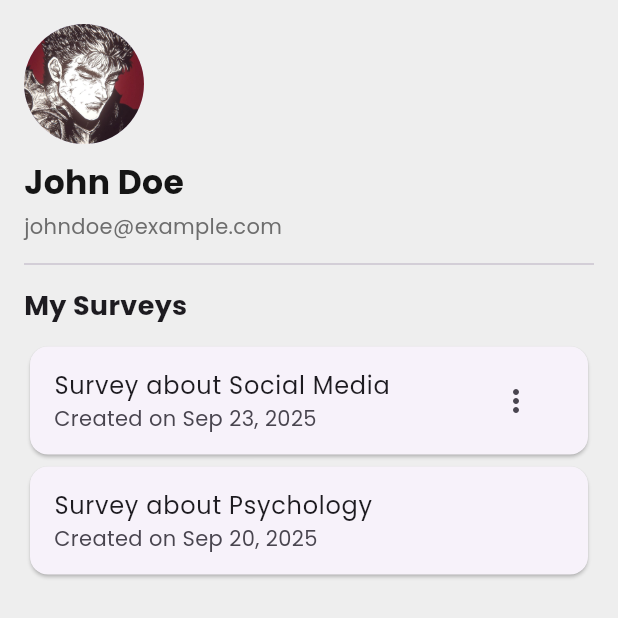
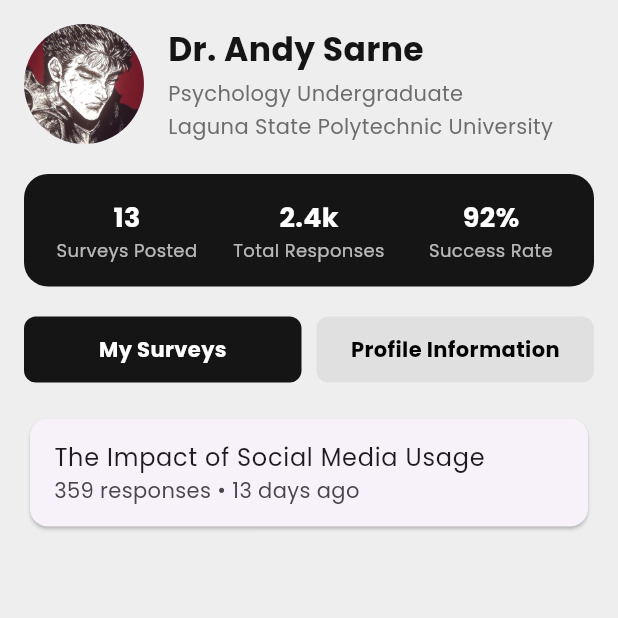
Before and after one commit to Auvryy/research-connect-app, a Flutter app: the ProfilePage screen opened directly, on a phone screen of 412 x 824 dp, the top half of it. Run offline on Flutter 3.47's test engine with Material 3 defaults, Android fonts, the phone set to English and light mode, and no system bars; our stand-ins replace flutter_svg.

Commit message:
tweaked profile page

```diff
--- a/lib/screens/profile/profile_page.dart
+++ b/lib/screens/profile/profile_page.dart
@@ -1,8 +1,15 @@
 import 'package:flutter/material.dart';
 import 'package:inquira/constants/colors.dart';
 
-class ProfilePage extends StatelessWidget {
+class ProfilePage extends StatefulWidget {
   const ProfilePage({super.key});
+
+  @override
+  State<ProfilePage> createState() => _ProfilePageState();
+}
+
+class _ProfilePageState extends State<ProfilePage> {
+  int _selectedTab = 0; // 0 = My Surveys, 1 = Profile Information
 
   @override
   Widget build(BuildContext context) {
@@ -10,51 +17,110 @@ class ProfilePage extends StatelessWidget {
       backgroundColor: AppColors.background,
       body: SingleChildScrollView(
         padding: const EdgeInsets.all(16.0),
-        child: Column(
+        child: Column( // wrap everything in a column
           crossAxisAlignment: CrossAxisAlignment.start,
+          children: [
+            // --- Profile Header ---
+            Row(
+              crossAxisAlignment: CrossAxisAlignment.center,
               children: [
                 const CircleAvatar(
                   radius: 40,
                   backgroundImage: AssetImage('assets/images/guts-image.jpeg'),
                 ),
-            const SizedBox(height: 10),
-            const Text(
-              "John Doe",
+                const SizedBox(width: 16), // spacing between image and text
+                Column(
+                  crossAxisAlignment: CrossAxisAlignment.start,
+                  children: const [
+                    Text(
+                      "Dr. Andy Sarne",
                       style: TextStyle(
                         fontSize: 22,
                         fontWeight: FontWeight.bold,
                         color: AppColors.primary,
                       ),
                     ),
-            const SizedBox(height: 4),
-            const Text(
-              "johndoe@example.com",
+                    SizedBox(height: 4),
+                    Text(
+                      "Psychology Undergraduate",
                       style: TextStyle(
                         fontSize: 14,
                         color: AppColors.secondary,
                       ),
                     ),
-            const Divider(height: 30),
-            const Text(
-              "My Surveys",
-              style: TextStyle(fontSize: 18, fontWeight: FontWeight.bold),
+                    SizedBox(height: 2),
+                    Text(
+                      "Laguna State Polytechnic University",
+                      style: TextStyle(
+                        fontSize: 14,
+                        color: AppColors.secondary,
                       ),
-            const SizedBox(height: 10),
+                    ),
+                  ],
+                ),
+              ],
+            ),
+
+            const SizedBox(height: 20),
+
+            // --- Stats Row ---
+            Container(
+              padding: const EdgeInsets.symmetric(vertical: 16, horizontal: 8),
+              decoration: BoxDecoration(
+                color: AppColors.primary, // background color
+                borderRadius: BorderRadius.circular(16), // rounded corners
+              ),
+              child: Row(
+                children: const [
+                  Expanded(child: _StatItem(label: "Surveys Posted", value: "13")),
+                  Expanded(child: _StatItem(label: "Total Responses", value: "2.4k")),
+                  Expanded(child: _StatItem(label: "Success Rate", value: "92%")),
+                ],
+              ),
+            ),
+
+            const SizedBox(height: 20),
+
+            // --- Tabs ---
+            Row(
+              children: [
+                _TabButton(
+                  text: "My Surveys",
+                  isSelected: _selectedTab == 0,
+                  onTap: () => setState(() => _selectedTab = 0),
+                ),
+                const SizedBox(width: 10),
+                _TabButton(
+                  text: "Profile Information",
+                  isSelected: _selectedTab == 1,
+                  onTap: () => setState(() => _selectedTab = 1),
+                ),
+              ],
+            ),
+
+            const SizedBox(height: 20),
+
+            // --- Tab Content ---
+            if (_selectedTab == 0)
+              Column(
+                children: [
+                  // Later: dynamic survey list
                   Card(
                     child: ListTile(
-                title: const Text("Survey about Social Media"),
-                subtitle: const Text("Created on Sep 23, 2025"),
-                trailing: IconButton(
-                  icon: const Icon(Icons.more_vert),
-                  onPressed: () {},
+                      title: const Text("The Impact of Social Media Usage"),
+                      subtitle: const Text("359 responses • 13 days ago"),
                     ),
                   ),
-            ),
-            Card(
-              child: ListTile(
-                title: const Text("Survey about Psychology"),
-                subtitle: const Text("Created on Sep 20, 2025"),
-              ),
+                ],
+              )
+            else
+              Column(
+                crossAxisAlignment: CrossAxisAlignment.start,
+                children: const [
+                  Text("Full Name: Dr. Andy Sarne"),
+                  Text("Email: andy@example.com"),
+                  // etc.
+                ],
               ),
           ],
         ),
@@ -62,3 +128,67 @@ class ProfilePage extends StatelessWidget {
     );
   }
 }
+
+class _StatItem extends StatelessWidget {
+  final String label;
+  final String value;
+  const _StatItem({required this.label, required this.value});
+
+  @override
+  Widget build(BuildContext context) {
+    return Column(
+      children: [
+        Text(
+          value,
+          style: const TextStyle(
+            fontSize: 18,
+            fontWeight: FontWeight.bold,
+            color: Colors.white,
+          ),
+        ),
+        Text(
+          label,
+          textAlign: TextAlign.center,
+          style: const TextStyle(fontSize: 12, color: Colors.white70),
+        ),
+      ],
+    );
+  }
+}
+
+class _TabButton extends StatelessWidget {
+  final String text;
+  final bool isSelected;
+  final VoidCallback onTap;
+
+  const _TabButton({
+    required this.text,
+    required this.isSelected,
+    required this.onTap,
+  });
+
+  @override
+  Widget build(BuildContext context) {
+    return Expanded(
+      child: GestureDetector(
+        onTap: onTap,
+        child: Container(
+          padding: const EdgeInsets.symmetric(vertical: 12),
+          decoration: BoxDecoration(
+            color: isSelected ? AppColors.primary : AppColors.secondaryBG,
+            borderRadius: BorderRadius.circular(8),
+          ),
+          child: Center(
+            child: Text(
+              text,
+              style: TextStyle(
+                color: isSelected ? Colors.white : Colors.black,
+                fontWeight: FontWeight.bold,
+              ),
+            ),
+          ),
+        ),
+      ),
+    );
+  }
+}
```
Lines whose indentation alone changed are shown as unchanged.
